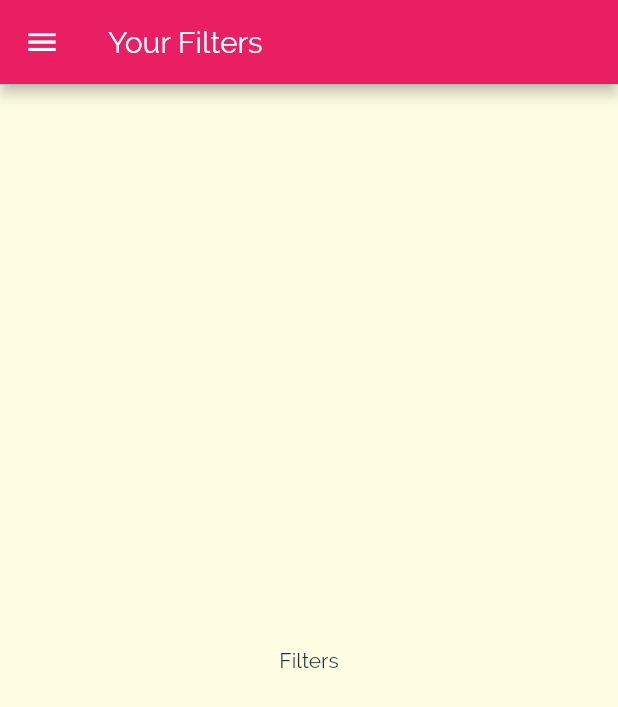
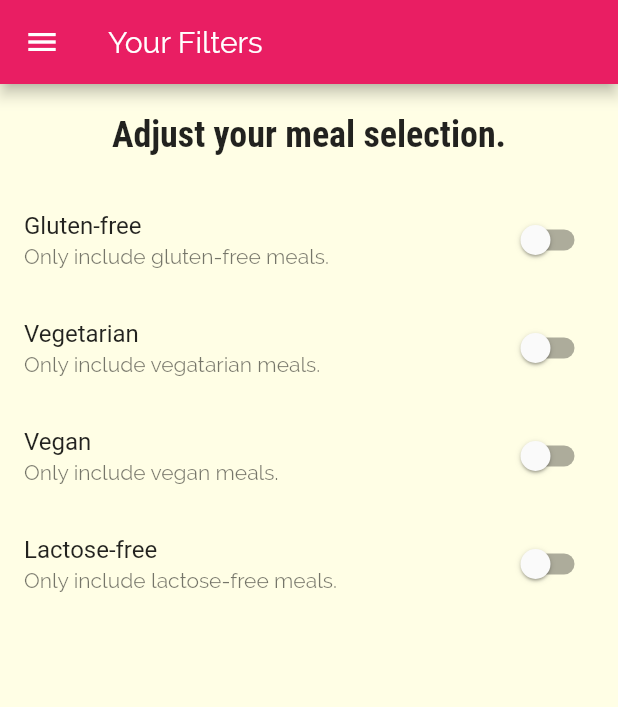
Before and after one commit to franklaercio/meals-app-flutter, a Flutter app: the FiltersScreen screen opened by its route, on a phone screen of 412 x 824 dp. Shown: the top 707 px of the screen. Run offline on Flutter 3.47's test engine with Material 2 defaults, Android fonts, the phone set to English and light mode, and no system bars.

Commit message:
Adding filters

```diff
--- a/lib/screens/category_meals_screen.dart
+++ b/lib/screens/category_meals_screen.dart
@@ -14,9 +14,16 @@ class CategoryMealsScreen extends StatefulWidget {
 class _CategoryMealsScreenState extends State<CategoryMealsScreen> {
   String categoryTitle;
   List<Meal> diplayedMeals;
+  var _loadedInitDate = false;
 
   @override
   void initState() {
+    super.initState();
+  }
+
+  @override
+  void didChangeDependencies() {
+    if (!_loadedInitDate) {
       final routeArgs =
           ModalRoute.of(context).settings.arguments as Map<String, String>;
       categoryTitle = routeArgs['title'];
@@ -25,7 +32,10 @@ class _CategoryMealsScreenState extends State<CategoryMealsScreen> {
         return meal.categories.contains(categotyId);
       }).toList();
 
-    super.initState();
+      _loadedInitDate = true;
+    }
+
+    super.didChangeDependencies();
   }
 
   void _removeMeal(String mealId) {
--- a/lib/screens/filters_screen.dart
+++ b/lib/screens/filters_screen.dart
@@ -2,8 +2,28 @@ import 'package:flutter/material.dart';
 
 import '../widgets/main_drawer.dart';
 
-class FiltersScreen extends StatelessWidget {
+class FiltersScreen extends StatefulWidget {
   static const routeName = '/filters';
+
+  @override
+  _FiltersScreenState createState() => _FiltersScreenState();
+}
+
+class _FiltersScreenState extends State<FiltersScreen> {
+  bool _glutenFree = false;
+  bool _vegetarian = false;
+  bool _vegan = false;
+  bool _lactoseFree = false;
+
+  Widget _buildSwitchListTile(String title, bool currentValue,
+      String description, Function updateValue) {
+    return SwitchListTile(
+      title: Text(title),
+      value: currentValue,
+      subtitle: Text(description),
+      onChanged: updateValue,
+    );
+  }
 
   @override
   Widget build(BuildContext context) {
@@ -12,8 +32,47 @@ class FiltersScreen extends StatelessWidget {
         title: Text('Your Filters'),
       ),
       drawer: MainDrawer(),
-      body: Center(
-        child: Text('Filters'),
+      body: Column(
+        children: <Widget>[
+          Container(
+            padding: EdgeInsets.all(20),
+            child: Text(
+              'Adjust your meal selection.',
+              style: Theme.of(context).textTheme.title,
+            ),
+          ),
+          Expanded(
+            child: ListView(
+              children: <Widget>[
+                _buildSwitchListTile('Gluten-free', _glutenFree,
+                    'Only include gluten-free meals.', (newValue) {
+                  setState(() {
+                    _glutenFree = newValue;
+                  });
+                }),
+                _buildSwitchListTile(
+                    'Vegetarian', _vegetarian, 'Only include vegatarian meals.',
+                    (newValue) {
+                  setState(() {
+                    _vegetarian = newValue;
+                  });
+                }),
+                _buildSwitchListTile(
+                    'Vegan', _vegan, 'Only include vegan meals.', (newValue) {
+                  setState(() {
+                    _vegan = newValue;
+                  });
+                }),
+                _buildSwitchListTile('Lactose-free', _lactoseFree,
+                    'Only include lactose-free meals.', (newValue) {
+                  setState(() {
+                    _lactoseFree = newValue;
+                  });
+                }),
+              ],
+            ),
+          ),
+        ],
       ),
     );
   }
```
Lines whose indentation alone changed are shown as unchanged.
